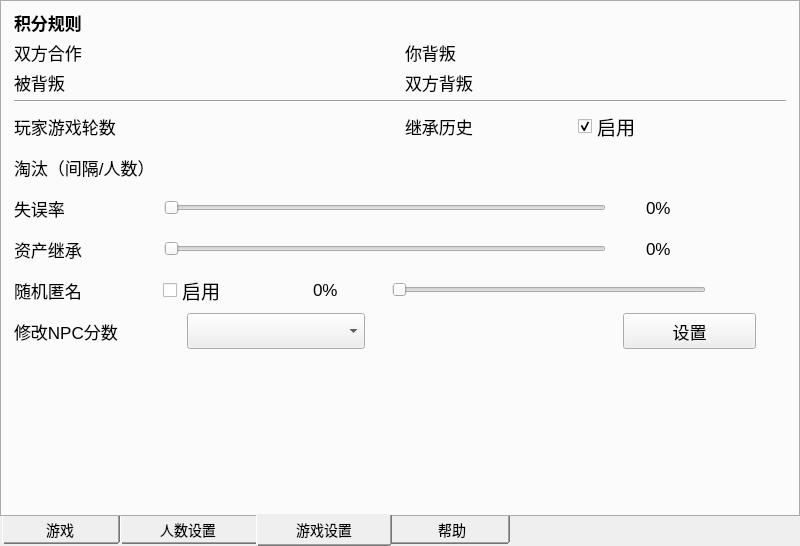
This is ui/gambling.ui in Sam-ie/Gambling as Qt 5 draws it before an edit. The edited form follows.
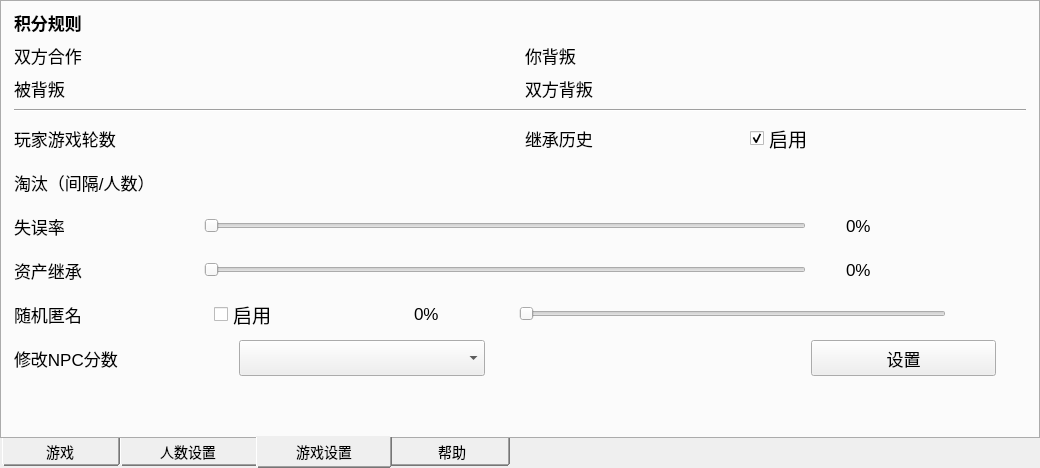
This is the edited form. The open tabs and pages were chosen to show the change. Custom widgets are drawn as their Qt base class.

What changed in the file:
```diff
--- a/ui/gambling.ui
+++ b/ui/gambling.ui
@@ -6,8 +6,8 @@
    <rect>
     <x>0</x>
     <y>0</y>
-    <width>800</width>
-    <height>546</height>
+    <width>1040</width>
+    <height>468</height>
    </rect>
   </property>
   <property name="windowTitle">
@@ -973,7 +973,7 @@
        </attribute>
        <layout class="QVBoxLayout" name="verticalLayout_5">
         <property name="spacing">
-         <number>5</number>
+         <number>8</number>
         </property>
         <property name="leftMargin">
          <number>12</number>
@@ -1003,7 +1003,7 @@
          </widget>
         </item>
         <item>
-         <layout class="QHBoxLayout" stretch="1,2,1,2">
+         <layout class="QHBoxLayout" name="layoutPayoffRow1" stretch="1,2,1,2">
           <property name="spacing">
            <number>40</number>
           </property>
@@ -1073,7 +1073,7 @@
          </layout>
         </item>
         <item>
-         <layout class="QHBoxLayout" stretch="1,2,1,2">
+         <layout class="QHBoxLayout" name="layoutPayoffRow2" stretch="1,2,1,2">
           <property name="spacing">
            <number>40</number>
           </property>
@@ -1153,7 +1153,7 @@
          </widget>
         </item>
         <item>
-         <layout class="QHBoxLayout" stretch="3,4,3,4">
+         <layout class="QHBoxLayout" name="layoutConfigRow" stretch="3,4,3,4">
           <property name="spacing">
            <number>40</number>
           </property>
@@ -1250,7 +1250,7 @@
          </layout>
         </item>
         <item>
-         <layout class="QHBoxLayout" stretch="3,5,5">
+         <layout class="QHBoxLayout" name="layoutEliminationRow" stretch="3,5,5">
           <property name="spacing">
            <number>40</number>
           </property>
@@ -1608,7 +1608,7 @@
          </layout>
         </item>
         <item>
-         <layout class="QHBoxLayout" stretch="3,4,4,3">
+         <layout class="QHBoxLayout" name="layoutCheatRow" stretch="3,4,4,3">
           <property name="spacing">
            <number>40</number>
           </property>
```
Left out of the diff: 70 changed lines with no effect on the pictures.
